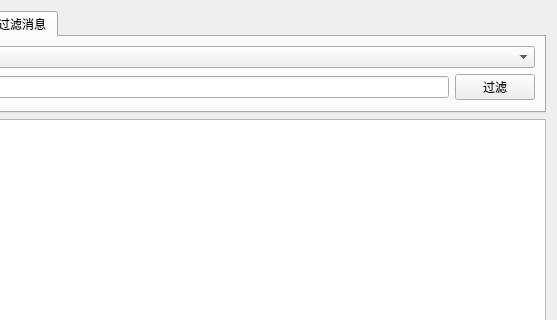
Qt form partitiondetaildlg.ui (zh5e/kafkacli) before a commit; both pictures show x 97 to 654 and y 0 to 320 of the 654 by 406 pixel window.
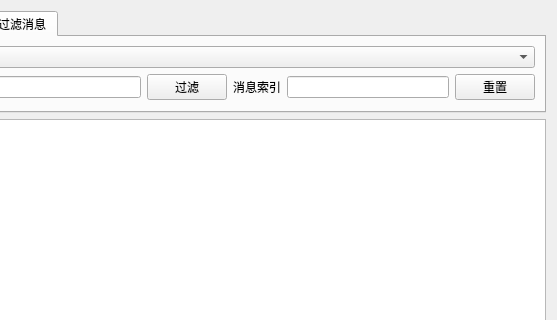
The same form after that commit. The open tabs and pages were chosen to show the change.

Commit message: 分区详情窗口添加消息过滤tab

The edit to the form file:
```diff
--- a/partitiondetaildlg.ui
+++ b/partitiondetaildlg.ui
@@ -230,6 +230,23 @@
            </property>
           </widget>
          </item>
+         <item>
+          <widget class="QLabel" name="label_6">
+           <property name="text">
+            <string>消息索引</string>
+           </property>
+          </widget>
+         </item>
+         <item>
+          <widget class="QLineEdit" name="filterMessageIndex"/>
+         </item>
+         <item>
+          <widget class="QPushButton" name="resetFilterBtn">
+           <property name="text">
+            <string>重置</string>
+           </property>
+          </widget>
+         </item>
         </layout>
        </item>
       </layout>
```
Left out of the diff: 2 changed lines with no effect on the pictures. The commit also changes 11 other files.
